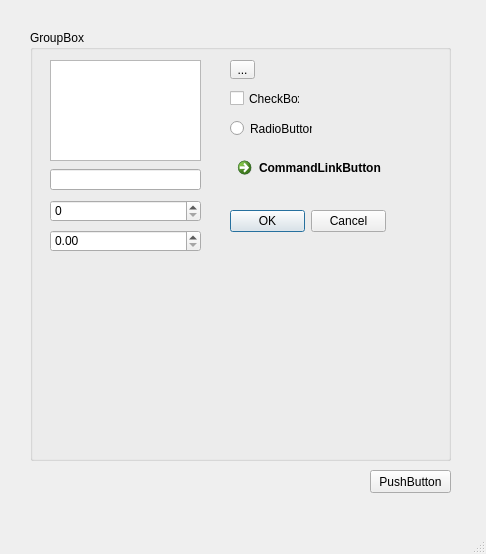
This is fseutil/etc/gui2_mainwindow.ui in fsepy/fseutil as Qt 5 draws it before an edit. The edited form follows.
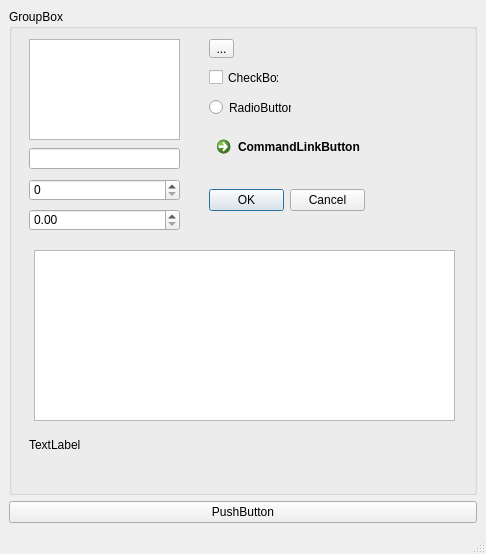
This is the edited form.

Commit message: wip, various updates, mainly to implement GUI for B4 component.

The edit to the form file:
```diff
--- a/fseutil/etc/gui2_mainwindow.ui
+++ b/fseutil/etc/gui2_mainwindow.ui
@@ -14,15 +14,9 @@
    <string>MainWindow</string>
   </property>
   <widget class="QWidget" name="centralwidget">
+   <layout class="QGridLayout" name="gridLayout">
+    <item row="0" column="0">
    <widget class="QGroupBox" name="groupBox">
-    <property name="geometry">
-     <rect>
-      <x>30</x>
-      <y>30</y>
-      <width>421</width>
-      <height>431</height>
-     </rect>
-    </property>
     <property name="title">
      <string>GroupBox</string>
     </property>
@@ -131,20 +125,39 @@
       <set>QDialogButtonBox::Cancel|QDialogButtonBox::Ok</set>
      </property>
     </widget>
-   </widget>
+      <widget class="QGraphicsView" name="graphicsView">
+       <property name="geometry">
+        <rect>
+         <x>25</x>
+         <y>241</y>
+         <width>421</width>
+         <height>171</height>
+        </rect>
+       </property>
+      </widget>
+      <widget class="QLabel" name="label">
+       <property name="geometry">
+        <rect>
+         <x>20</x>
+         <y>420</y>
+         <width>431</width>
+         <height>31</height>
+        </rect>
+       </property>
+       <property name="text">
+        <string>TextLabel</string>
+       </property>
+      </widget>
+     </widget>
+    </item>
+    <item row="1" column="0">
    <widget class="QPushButton" name="pushButton">
-    <property name="geometry">
-     <rect>
-      <x>370</x>
-      <y>470</y>
-      <width>81</width>
-      <height>23</height>
-     </rect>
-    </property>
     <property name="text">
      <string>PushButton</string>
     </property>
    </widget>
+    </item>
+   </layout>
   </widget>
   <widget class="QMenuBar" name="menubar">
    <property name="geometry">
```
Left out of the diff: 2 changed lines with no effect on the pictures. Lines whose indentation alone changed are shown as unchanged. The commit also changes 7 other files.
